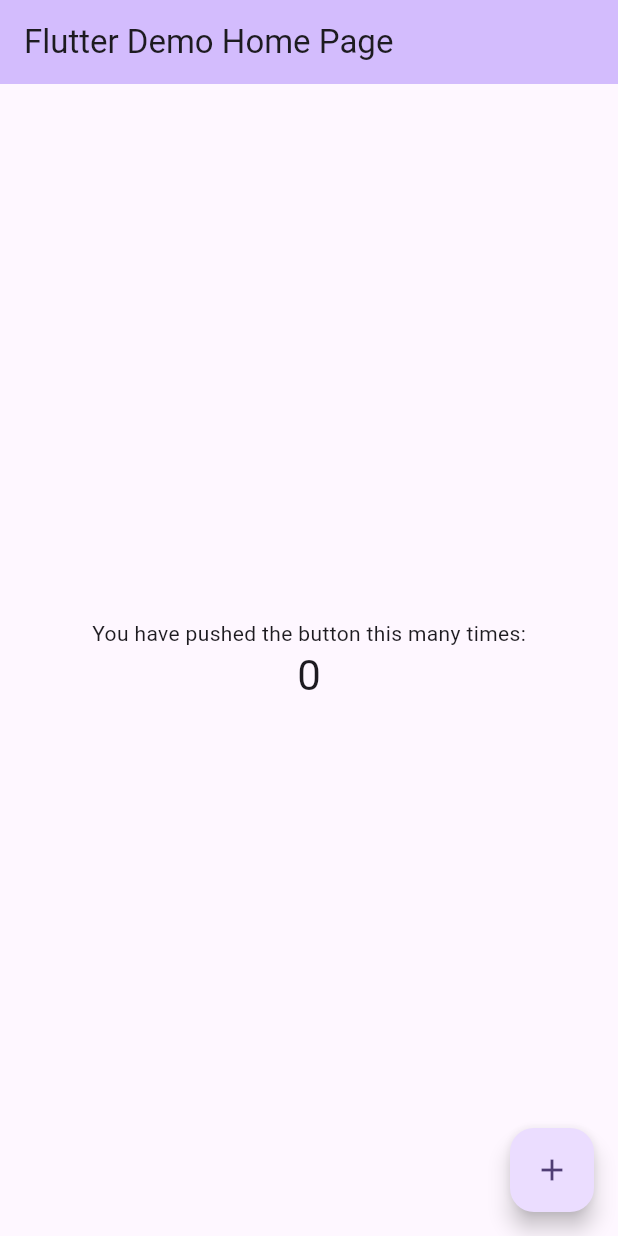
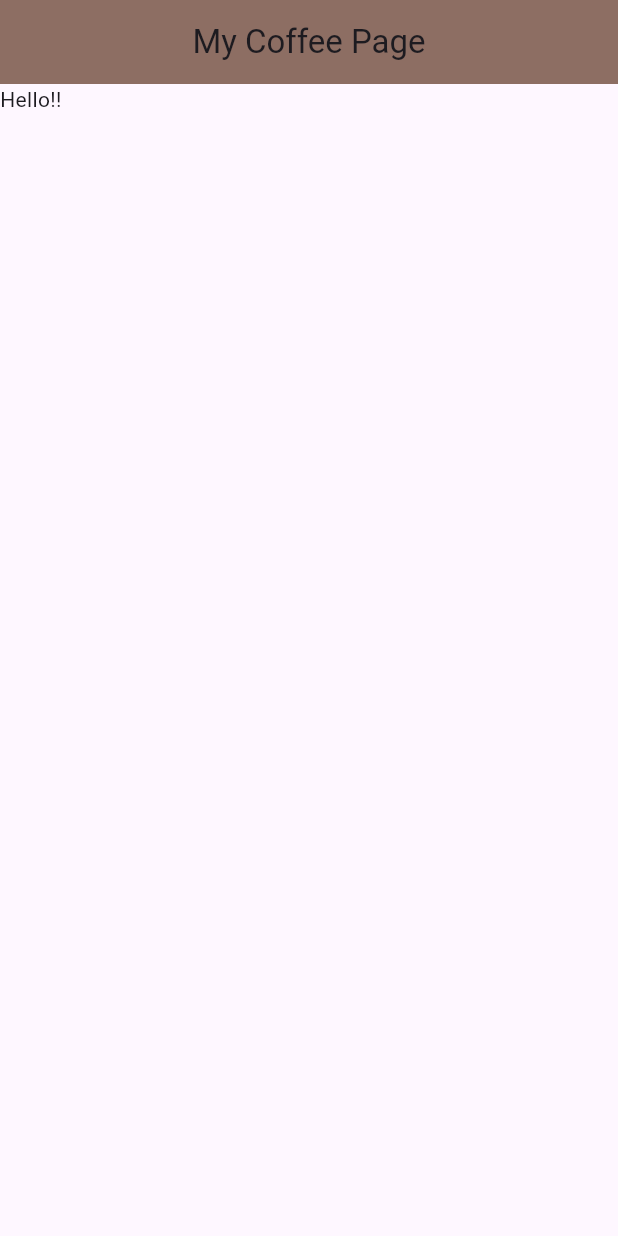
Before and after one commit to MargaritaRa/coffee-card, a Flutter app: the screen it shows after launch, on a phone screen of 412 x 824 dp. Run offline on Flutter 3.47's test engine with Material 3 defaults, Android fonts, the phone set to English and light mode, and no system bars.

Commit message:
starting on home page

```diff
--- a/lib/main.dart
+++ b/lib/main.dart
@@ -1,125 +1,23 @@
 import 'package:flutter/material.dart';
 
 void main() {
-  runApp(const MyApp());
+  runApp(MaterialApp(
+    home: Scaffold(
+      appBar: AppBar(
+        title: const Text("My Coffee Page"),
+        backgroundColor: Colors.brown[400],
+        centerTitle: true,
+      ),
+      body: const Home(),
+    )
+  ));
 }
 
-class MyApp extends StatelessWidget {
-  const MyApp({super.key});
-
-  // This widget is the root of your application.
-  @override
-  Widget build(BuildContext context) {
-    return MaterialApp(
-      title: 'Flutter Demo',
-      theme: ThemeData(
-        // This is the theme of your application.
-        //
-        // TRY THIS: Try running your application with "flutter run". You'll see
-        // the application has a purple toolbar. Then, without quitting the app,
-        // try changing the seedColor in the colorScheme below to Colors.green
-        // and then invoke "hot reload" (save your changes or press the "hot
-        // reload" button in a Flutter-supported IDE, or press "r" if you used
-        // the command line to start the app).
-        //
-        // Notice that the counter didn't reset back to zero; the application
-        // state is not lost during the reload. To reset the state, use hot
-        // restart instead.
-        //
-        // This works for code too, not just values: Most code changes can be
-        // tested with just a hot reload.
-        colorScheme: ColorScheme.fromSeed(seedColor: Colors.deepPurple),
-        useMaterial3: true,
-      ),
-      home: const MyHomePage(title: 'Flutter Demo Home Page'),
-    );
-  }
-}
-
-class MyHomePage extends StatefulWidget {
-  const MyHomePage({super.key, required this.title});
-
-  // This widget is the home page of your application. It is stateful, meaning
-  // that it has a State object (defined below) that contains fields that affect
-  // how it looks.
-
-  // This class is the configuration for the state. It holds the values (in this
-  // case the title) provided by the parent (in this case the App widget) and
-  // used by the build method of the State. Fields in a Widget subclass are
-  // always marked "final".
-
-  final String title;
-
-  @override
-  State<MyHomePage> createState() => _MyHomePageState();
-}
-
-class _MyHomePageState extends State<MyHomePage> {
-  int _counter = 0;
-
-  void _incrementCounter() {
-    setState(() {
-      // This call to setState tells the Flutter framework that something has
-      // changed in this State, which causes it to rerun the build method below
-      // so that the display can reflect the updated values. If we changed
-      // _counter without calling setState(), then the build method would not be
-      // called again, and so nothing would appear to happen.
-      _counter++;
-    });
-  }
+class Home extends StatelessWidget {
+  const Home({super.key});
 
   @override
   Widget build(BuildContext context) {
-    // This method is rerun every time setState is called, for instance as done
-    // by the _incrementCounter method above.
-    //
-    // The Flutter framework has been optimized to make rerunning build methods
-    // fast, so that you can just rebuild anything that needs updating rather
-    // than having to individually change instances of widgets.
-    return Scaffold(
-      appBar: AppBar(
-        // TRY THIS: Try changing the color here to a specific color (to
-        // Colors.amber, perhaps?) and trigger a hot reload to see the AppBar
-        // change color while the other colors stay the same.
-        backgroundColor: Theme.of(context).colorScheme.inversePrimary,
-        // Here we take the value from the MyHomePage object that was created by
-        // the App.build method, and use it to set our appbar title.
-        title: Text(widget.title),
-      ),
-      body: Center(
-        // Center is a layout widget. It takes a single child and positions it
-        // in the middle of the parent.
-        child: Column(
-          // Column is also a layout widget. It takes a list of children and
-          // arranges them vertically. By default, it sizes itself to fit its
-          // children horizontally, and tries to be as tall as its parent.
-          //
-          // Column has various properties to control how it sizes itself and
-          // how it positions its children. Here we use mainAxisAlignment to
-          // center the children vertically; the main axis here is the vertical
-          // axis because Columns are vertical (the cross axis would be
-          // horizontal).
-          //
-          // TRY THIS: Invoke "debug painting" (choose the "Toggle Debug Paint"
-          // action in the IDE, or press "p" in the console), to see the
-          // wireframe for each widget.
-          mainAxisAlignment: MainAxisAlignment.center,
-          children: <Widget>[
-            const Text(
-              'You have pushed the button this many times:',
-            ),
-            Text(
-              '$_counter',
-              style: Theme.of(context).textTheme.headlineMedium,
-            ),
-          ],
-        ),
-      ),
-      floatingActionButton: FloatingActionButton(
-        onPressed: _incrementCounter,
-        tooltip: 'Increment',
-        child: const Icon(Icons.add),
-      ), // This trailing comma makes auto-formatting nicer for build methods.
-    );
+    return const Text("Hello!!");
   }
 }
```
